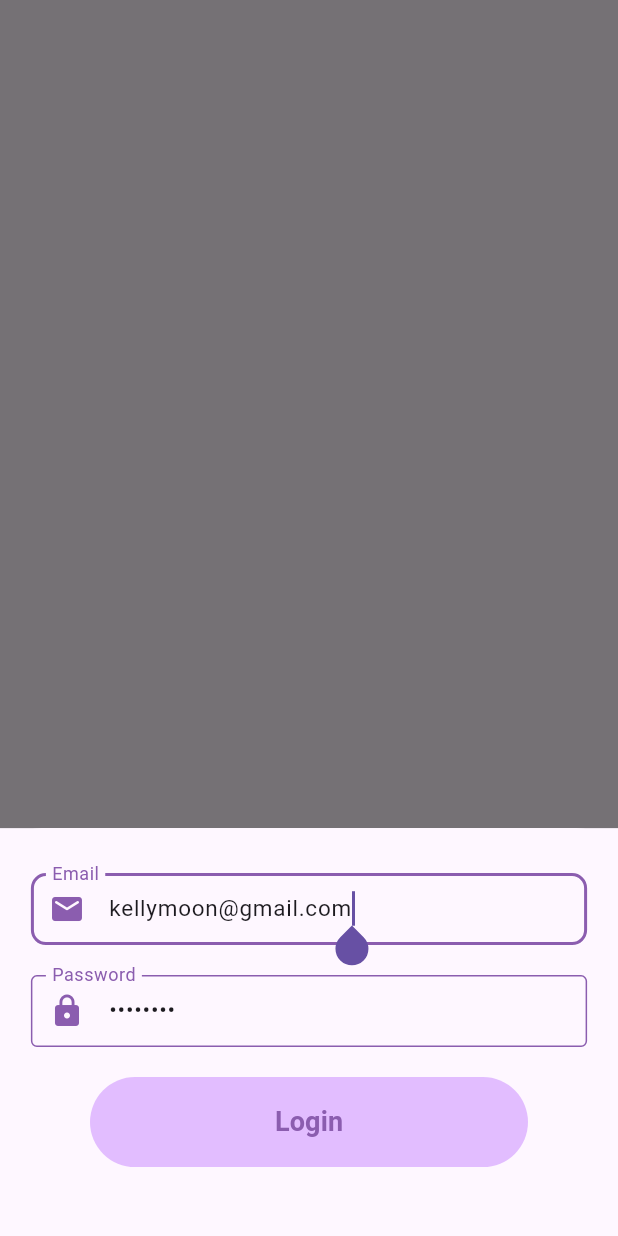
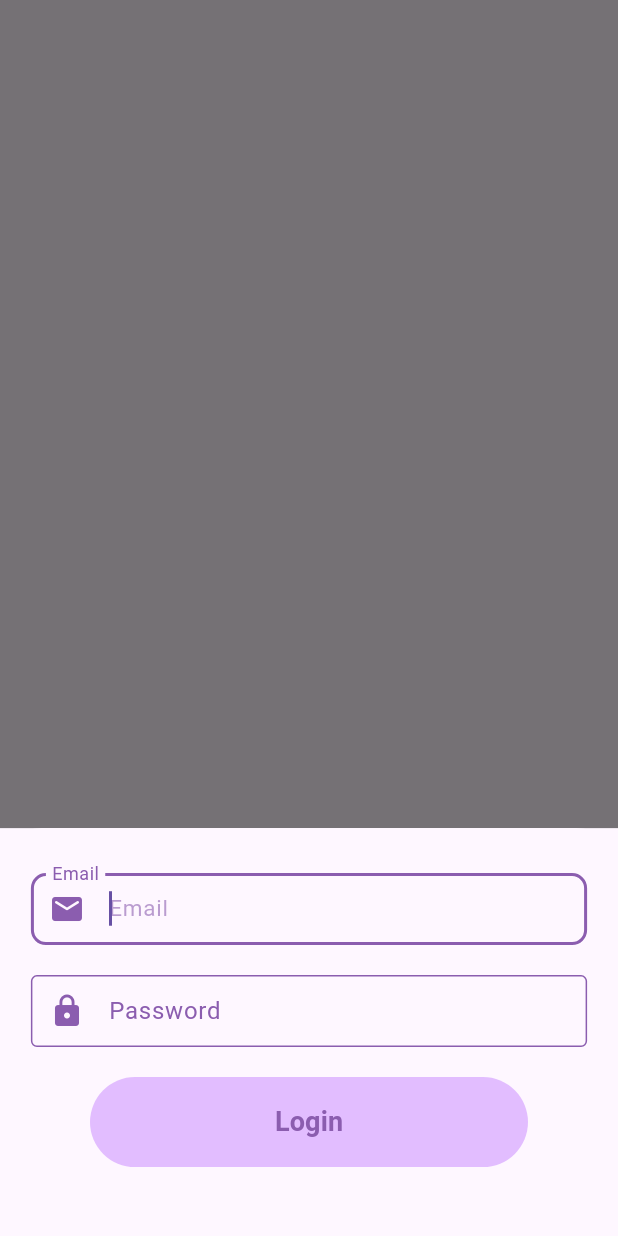
Before and after one commit to naomehmi/betterU-flutter-assignment, a Flutter app: what loginModal() shows on an empty page, opened directly, on a phone screen of 412 x 824 dp. Run offline on Flutter 3.47's test engine with Material 3 defaults, Android fonts, the phone set to English and light mode, and no system bars; our stand-ins replace carousel_slider, fl_chart, gradient_borders, timeago, timeline_tile, youtube_player_flutter.

Commit message:
empty textfield

```diff
--- a/better_u/lib/screens/user_related/login_modal.dart
+++ b/better_u/lib/screens/user_related/login_modal.dart
@@ -5,8 +5,8 @@ import 'package:flutter/material.dart';
 import 'package:provider/provider.dart';
 
 Future<dynamic> loginModal(context) {
-  TextEditingController emailController = TextEditingController(text: "kellymoon@gmail.com");
-  TextEditingController passwordController = TextEditingController(text: "12345678");
+  TextEditingController emailController = TextEditingController();
+  TextEditingController passwordController = TextEditingController();
 
   return showModalBottomSheet(
       context: context,
```
